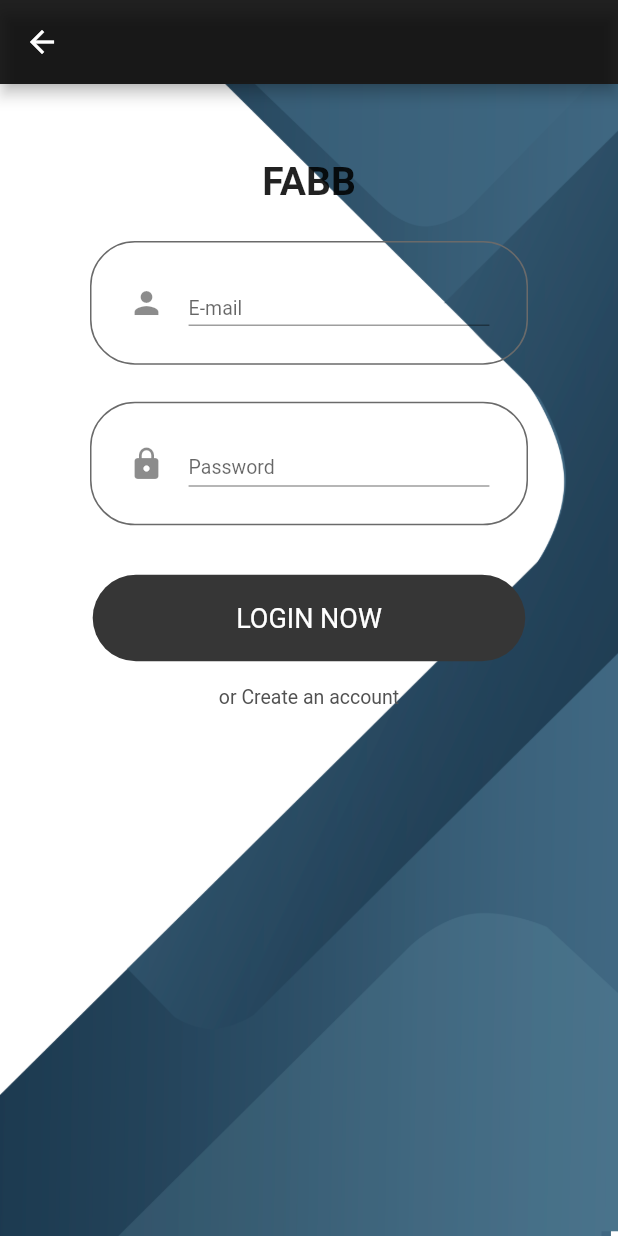
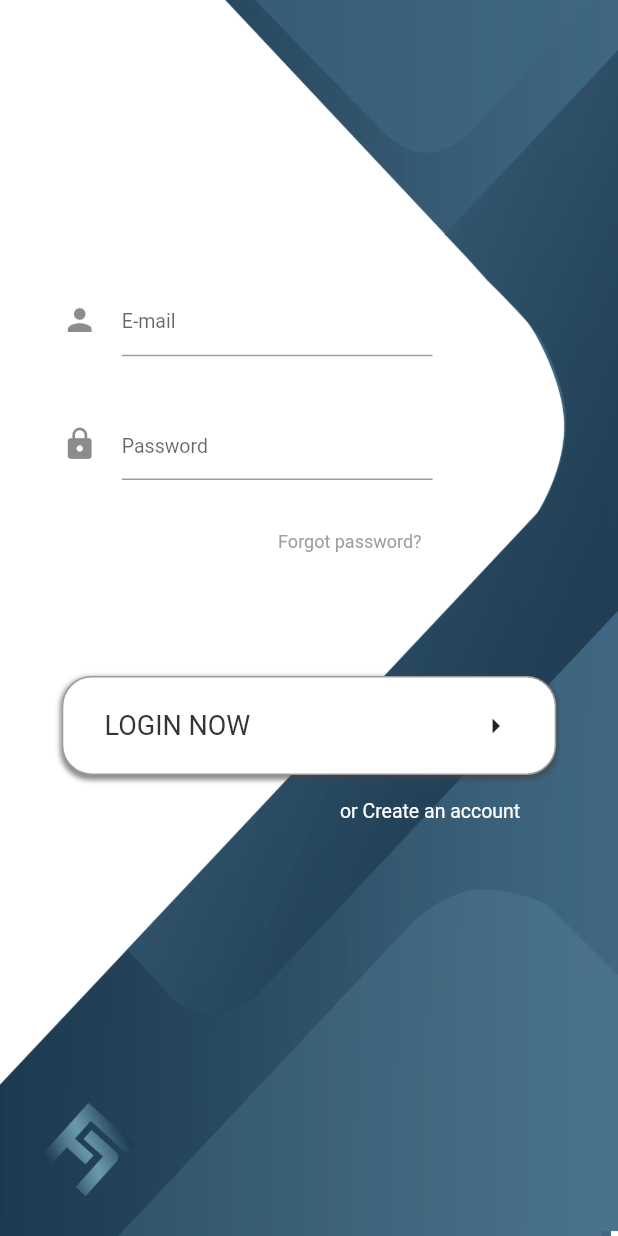
Before and after one commit to aligirisen/fabb-mobil, a Flutter app: the LoginView screen opened by its route, on a phone screen of 412 x 824 dp. Run offline on Flutter 3.47's test engine with Material 2 defaults, Android fonts, the phone set to English and light mode, and no system bars; our stand-ins replace get, get_storage, sizer; missing offline and left inert: dart:html, swipe; accounts and stored records are empty.

Commit message:
login page desing done

```diff
--- a/lib/app/modules/auth_pages/view/login_view.dart
+++ b/lib/app/modules/auth_pages/view/login_view.dart
@@ -1,9 +1,6 @@
 import 'package:fabb_mobil/app/controllers/auth_controller.dart';
-import 'package:fabb_mobil/app/modules/auth_pages/controller/login_controller.dart';
-import 'package:fabb_mobil/app/theme/app_colors.dart';
 import 'package:flutter/material.dart';
 import 'package:get/get.dart';
-import 'package:get_storage/get_storage.dart';
 import 'package:sizer/sizer.dart';
 
 import '../../../theme/app_images.dart';
@@ -16,11 +13,12 @@ class LoginView extends GetView<AuthController> {
     return GestureDetector(
       onTap: () => FocusScope.of(context).unfocus(),
       child: Scaffold(
-        appBar: AppBar(
-          backgroundColor: AppColors.mainColor,
-        ),
+        resizeToAvoidBottomInset: false,
+        // appBar: AppBar(
+        //   backgroundColor: AppColors.mainColor,
+        // ),
         body: Stack(children: [
-          Container(
+          SizedBox(
             width: Get.width,
             height: 100.h,
             child: Image(image: AppImages.loginBackground, fit: BoxFit.fill),
@@ -28,25 +26,50 @@ class LoginView extends GetView<AuthController> {
           Container(
               height: Get.height,
               width: Get.width,
-              padding: const EdgeInsets.symmetric(horizontal: 60),
-              margin: const EdgeInsets.only(top: 50),
+              padding: EdgeInsets.symmetric(horizontal: 10.w),
+              margin: EdgeInsets.only(top: 23.h),
               child: SingleChildScrollView(
                   child: Form(
                       autovalidateMode: AutovalidateMode.onUserInteraction,
                       key: controller.loginFormKey,
                       child: Column(
-                          crossAxisAlignment: CrossAxisAlignment.center,
+                          crossAxisAlignment: CrossAxisAlignment.start,
                           children: [
-                            appTitle(),
+                            //appTitle(),
                             emailTextFormField(),
                             Obx(
                               () => passwordTextFormField(),
                             ),
+                            forgotPassword(),
                             loginButton(),
                             orCreateAccountText()
                           ])))),
+          Align(
+            alignment: Alignment.bottomLeft,
+            child: Container(
+              margin: EdgeInsets.only(bottom: 2.h),
+              height: 10.h,
+              child: Image(image: AppImages.logo),
+            ),
+          )
         ]),
       ),
+    );
+  }
+
+  Row forgotPassword() {
+    return Row(
+      children: [
+        SizedBox(
+          width: 35.w,
+        ),
+        GestureDetector(
+            onTap: () {},
+            child: Text(
+              "Forgot password?",
+              style: TextStyle(color: Colors.grey, fontSize: 12),
+            )),
+      ],
     );
   }
 
@@ -56,11 +79,10 @@ class LoginView extends GetView<AuthController> {
           Get.toNamed('/signup');
         },
         child: Padding(
-          padding: EdgeInsets.only(top: 2.h),
+          padding: EdgeInsets.only(top: 2.h, left: 45.w),
           child: const Text(
             'or Create an account',
-            style:
-                TextStyle(fontSize: 13, color: Color.fromARGB(255, 81, 81, 81)),
+            style: TextStyle(fontSize: 13, color: Colors.white),
           ),
         ));
   }
@@ -84,31 +106,46 @@ class LoginView extends GetView<AuthController> {
         }
       },
       child: Container(
-        alignment: Alignment.center,
-        margin: EdgeInsets.only(top: 4.h),
-        height: 7.h,
-        width: 70.w,
-        decoration: BoxDecoration(
-            borderRadius: BorderRadius.circular(30),
-            color: const Color.fromARGB(255, 54, 54, 54)),
-        child: const Text(
-          "LOGIN NOW",
-          style: TextStyle(fontSize: 18, color: Colors.white),
-        ),
-      ),
+          alignment: Alignment.center,
+          margin: EdgeInsets.only(top: 10.h),
+          height: 8.h,
+          width: 90.w,
+          decoration: BoxDecoration(
+              boxShadow: [
+                BoxShadow(
+                  color: Color.fromARGB(255, 66, 66, 66).withOpacity(0.6),
+                  spreadRadius: 1,
+                  blurRadius: 2,
+                  offset: Offset(0, 2), // changes position of shadow
+                ),
+              ],
+              borderRadius: BorderRadius.circular(20),
+              border: Border.all(
+                color: Color.fromARGB(255, 157, 157, 157),
+                width: 1,
+              ),
+              color: Color.fromARGB(255, 255, 255, 255)),
+          child: Row(
+            mainAxisAlignment: MainAxisAlignment.spaceAround,
+            children: [
+              Text(
+                "LOGIN NOW",
+                style: TextStyle(
+                    fontSize: 18, color: Color.fromARGB(255, 53, 53, 53)),
+              ),
+              SizedBox(
+                width: 10.w,
+              ),
+              Icon(Icons.arrow_right)
+            ],
+          )),
     );
   }
 
-  Container passwordTextFormField() {
-    return Container(
-      margin: EdgeInsets.only(top: 3.h),
-      padding: EdgeInsets.all(3.h),
+  SizedBox passwordTextFormField() {
+    return SizedBox(
       height: 10.h,
-      width: 90.w,
-      decoration: BoxDecoration(
-          borderRadius: BorderRadius.circular(30),
-          color: Colors.transparent,
-          border: Border.all(color: const Color.fromARGB(255, 106, 106, 106))),
+      width: 60.w,
       child: TextFormField(
         controller: controller.passwordController,
         onSaved: (value) {
@@ -143,16 +180,10 @@ class LoginView extends GetView<AuthController> {
     );
   }
 
-  Container emailTextFormField() {
-    return Container(
-      margin: EdgeInsets.only(top: 3.h),
-      padding: EdgeInsets.all(3.h),
+  SizedBox emailTextFormField() {
+    return SizedBox(
       height: 10.h,
-      width: 90.w,
-      decoration: BoxDecoration(
-          borderRadius: BorderRadius.circular(30),
-          color: Colors.transparent,
-          border: Border.all(color: const Color.fromARGB(255, 106, 106, 106))),
+      width: 60.w,
       child: TextFormField(
         controller: controller.emailController,
         onSaved: (value) {
--- a/lib/app/modules/info pages/view/onboarding_view.dart
+++ b/lib/app/modules/info pages/view/onboarding_view.dart
@@ -54,7 +54,29 @@ class OnboardingPageView extends StatelessWidget {
                               fontSize: 16,
                             ),
                           ),
-                          Container(
+                          dotsContainer(),
+                        ]),
+                  ),
+                )),
+        Align(
+          alignment: Alignment.bottomCenter,
+          child: Column(
+            crossAxisAlignment: CrossAxisAlignment.end,
+            mainAxisAlignment: MainAxisAlignment.end,
+            children: [
+              startButton(),
+              SizedBox(
+                height: 10.h,
+              )
+            ],
+          ),
+        ),
+      ]),
+    ));
+  }
+
+  Container dotsContainer() {
+    return Container(
       margin: EdgeInsets.symmetric(vertical: 30),
       height: 30,
       width: 30.w,
@@ -68,9 +90,7 @@ class OnboardingPageView extends StatelessWidget {
               width: 12,
               height: 12,
               decoration: BoxDecoration(
-                                      color:
-                                          controller.selectedPageIndex.value ==
-                                                  index
+                color: controller.selectedPageIndex.value == index
                     ? Colors.amber
                     : Colors.amber.shade100,
                 shape: BoxShape.circle,
@@ -79,21 +99,18 @@ class OnboardingPageView extends StatelessWidget {
           }),
         ),
       ),
-                          ),
-                          Row(
-                            mainAxisAlignment: MainAxisAlignment.spaceAround,
-                            children: [
-                              ElevatedButton(
+    );
+  }
+
+  ElevatedButton signupButton() {
+    return ElevatedButton(
       // style: ElevatedButton.styleFrom(
       //     backgroundColor: AppColors.infoTextColor),
       style: ButtonStyle(
-                                    fixedSize: MaterialStateProperty.all(
-                                        const Size(130, 50)),
+          fixedSize: MaterialStateProperty.all(const Size(130, 50)),
           backgroundColor:
-                                        MaterialStateColor.resolveWith(
-                                            (states) => Colors.white),
-                                    shape: MaterialStateProperty.all<
-                                            RoundedRectangleBorder>(
+              MaterialStateColor.resolveWith((states) => Colors.white),
+          shape: MaterialStateProperty.all<RoundedRectangleBorder>(
               RoundedRectangleBorder(
             borderRadius: BorderRadius.circular(15.0),
           ))),
@@ -104,16 +121,16 @@ class OnboardingPageView extends StatelessWidget {
         "Sign Up",
         style: TextStyle(color: AppColors.mainColor),
       ),
-                              ),
-                              ElevatedButton(
+    );
+  }
+
+  ElevatedButton startButton() {
+    return ElevatedButton(
       style: ButtonStyle(
-                                    fixedSize: MaterialStateProperty.all(
-                                        const Size(130, 50)),
+          fixedSize: MaterialStateProperty.all(const Size(150, 50)),
           backgroundColor:
-                                        MaterialStateColor.resolveWith(
-                                            (states) => Colors.white),
-                                    shape: MaterialStateProperty.all<
-                                            RoundedRectangleBorder>(
+              MaterialStateColor.resolveWith((states) => Colors.white),
+          shape: MaterialStateProperty.all<RoundedRectangleBorder>(
               RoundedRectangleBorder(
             borderRadius: BorderRadius.circular(15.0),
           ))),
@@ -121,16 +138,9 @@ class OnboardingPageView extends StatelessWidget {
         Get.toNamed("/login");
       },
       child: Text(
-                                  "Log In",
+        "Let's get started",
         style: TextStyle(color: AppColors.mainColor),
       ),
-                              ),
-                            ],
-                          ),
-                        ]),
-                  ),
-                )),
-      ]),
-    ));
+    );
   }
 }
--- a/lib/app/theme/app_images.dart
+++ b/lib/app/theme/app_images.dart
@@ -9,4 +9,5 @@ class AppImages {
       Image(image: AssetImage('assets/images/thirdinfo.png'));
   static AssetImage loginBackground =
       const AssetImage('assets/images/login_background.png');
+  static AssetImage logo = const AssetImage('assets/images/logo.png');
 }
--- a/pubspec.yaml
+++ b/pubspec.yaml
@@ -71,6 +71,7 @@ flutter:
     - assets/images/secondinfo.png
     - assets/images/thirdinfo.png
     - assets/images/login_background.png
+    - assets/images/logo.png
 
   # The following line ensures that the Material Icons font is
   # included with your application, so that you can use the icons in
```
Also changed, not shown: assets/images/logo.png (added), 1 other file. Lines whose indentation alone changed are shown as unchanged.
